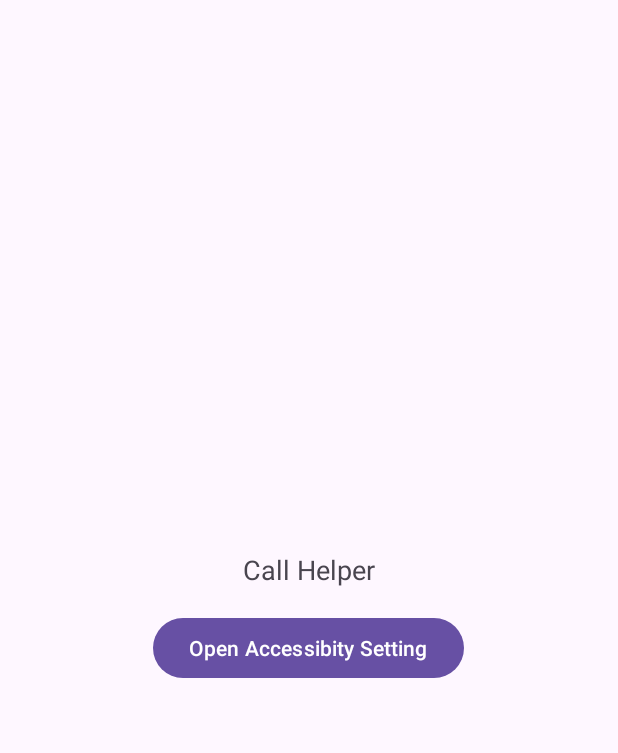
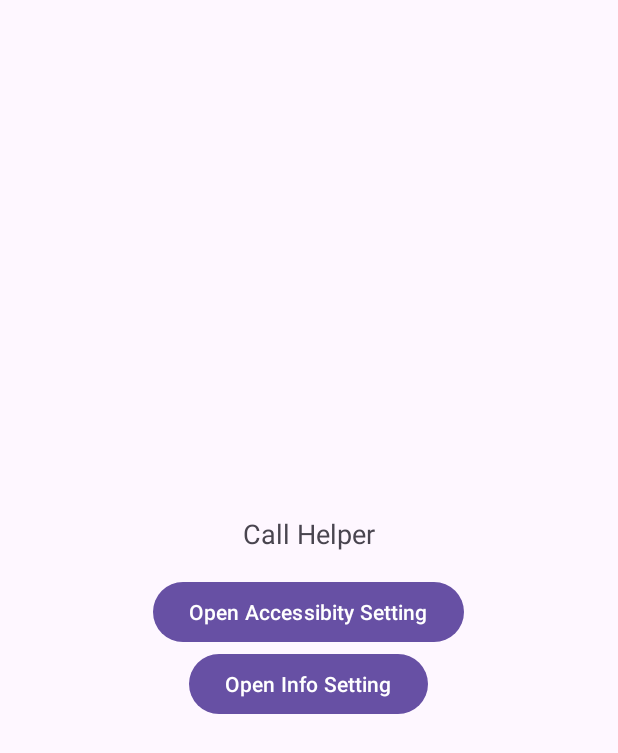
Before and after one commit to jc578271/success-call-helper, an Android app: the screen it shows after launch (MainActivity), after a tap on "Open Accessibity Setting", on a phone screen of 412 x 824 dp. Shown: the top 753 px of the screen. Run offline under Robolectric (Android 15) with nearby library versions, the phone set to English and light mode, and no system bars.

Commit message:
update open setting

```diff
--- a/app/src/main/java/standard/inc/success/call/helper/MainActivity.java
+++ b/app/src/main/java/standard/inc/success/call/helper/MainActivity.java
@@ -46,17 +46,22 @@ public class MainActivity extends AppCompatActivity {
     openAccessibilitySettingButton.setOnClickListener(v -> {
       Log.d(TAG, "openAccessibilitySettingButton: clicked");
       Intent intent = new Intent(Settings.ACTION_ACCESSIBILITY_SETTINGS);
+      intent.addFlags(Intent.FLAG_ACTIVITY_NEW_TASK);
+      intent.addFlags(Intent.FLAG_ACTIVITY_CLEAR_TASK);
       startActivity(intent);
     });
 
     /* open info settings */
-//    Button openInfoSettingButton = findViewById(R.id.openInfoSetting);
-//    openInfoSettingButton.setOnClickListener(v -> {
-//      Log.d(TAG, "openInfoSettingButton: clicked");
+    Button openInfoSettingButton = findViewById(R.id.openInfoSetting);
+    openInfoSettingButton.setOnClickListener(v -> {
+      Log.d(TAG, "openInfoSettingButton: clicked");
 //      Intent intent = new Intent(Settings.ACTION_APPLICATION_DETAILS_SETTINGS);
 //      intent.setData(Uri.parse("package:" + getPackageName()));
-//      startActivity(intent);
-//    });
+      Intent intent = new Intent(Settings.ACTION_MANAGE_ALL_APPLICATIONS_SETTINGS);
+      intent.addFlags(Intent.FLAG_ACTIVITY_NEW_TASK);
+      intent.addFlags(Intent.FLAG_ACTIVITY_CLEAR_TASK);
+      startActivity(intent);
+    });
   }
 
   @Override
--- a/app/src/main/java/standard/inc/success/call/helper/RecordAccessibilityService.java
+++ b/app/src/main/java/standard/inc/success/call/helper/RecordAccessibilityService.java
@@ -14,7 +14,6 @@ import android.util.Log;
 import android.view.accessibility.AccessibilityEvent;
 
 import androidx.annotation.NonNull;
-import androidx.core.app.ActivityCompat;
 
 import java.util.ArrayList;
 import java.util.Date;
@@ -272,7 +271,7 @@ public class RecordAccessibilityService extends AccessibilityService {
     ArrayList<String> myPhoneList = new ArrayList<>();
 
     SubscriptionManager subscriptionManager = SubscriptionManager.from(getApplicationContext());
-    if (ActivityCompat.checkSelfPermission(getApplicationContext(), Manifest.permission.READ_PHONE_STATE) != PackageManager.PERMISSION_GRANTED) {
+    if (checkSelfPermission(Manifest.permission.READ_PHONE_STATE) != PackageManager.PERMISSION_GRANTED) {
       return new String[0];
     }
     List<SubscriptionInfo> subsInfoList = subscriptionManager.getActiveSubscriptionInfoList();
--- a/app/src/main/res/layout/activity_main.xml
+++ b/app/src/main/res/layout/activity_main.xml
@@ -28,12 +28,12 @@
     tools:layout_editor_absoluteX="140dp"
     tools:layout_editor_absoluteY="389dp" />
 
-<!--  <Button-->
-<!--    android:id="@+id/openInfoSetting"-->
-<!--    android:layout_width="wrap_content"-->
-<!--    android:layout_height="wrap_content"-->
-<!--    android:text="Open Info Setting"-->
-<!--    tools:layout_editor_absoluteX="140dp"-->
-<!--    tools:layout_editor_absoluteY="389dp" />-->
+  <Button
+    android:id="@+id/openInfoSetting"
+    android:layout_width="wrap_content"
+    android:layout_height="wrap_content"
+    android:text="Open Info Setting"
+    tools:layout_editor_absoluteX="140dp"
+    tools:layout_editor_absoluteY="389dp" />
 
 </LinearLayout>
```
Also changed, not shown: 3 other files.
